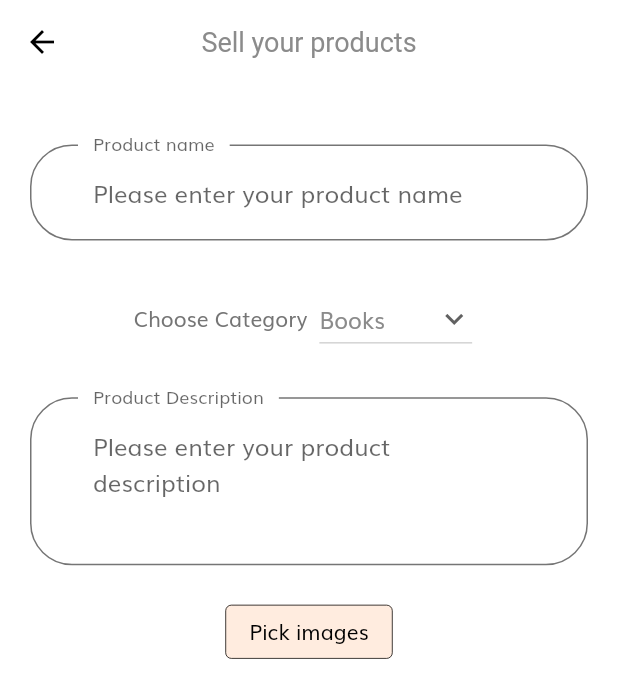
After one commit to P-1702/Campus-MarketPlace, a Flutter app: the SellPage screen opened directly, after a tap on "Pick images", on a phone screen of 412 x 824 dp. The commit adds this screen. Shown: the top 698 px of the screen. Run offline on Flutter 3.47's test engine with Material 2 defaults, Android fonts, the phone set to English and light mode, and no system bars; our stand-ins replace cloud_firestore, firebase_auth, firebase_core, flutter_svg, google_sign_in; missing offline and left inert: multi_image_picker2; accounts and stored records are empty.

Commit message:
Added seller page

```diff
--- a/lib/components/socal_card.dart
+++ b/lib/components/socal_card.dart
@@ -21,14 +21,12 @@ class SocalCard extends StatelessWidget {
       onTap: press,
       child: Container(
         padding: EdgeInsets.all(getProportionateScreenWidth(12)),
-        decoration: BoxDecoration(
-          color: kPrimaryColor,
-        ),
+        color: kPrimaryLightColor,
         child: Row(
           children: [
             Text(
               "Login With Your Bits Email",
-              style: textTheme().bodyText1,
+              style: TextStyle(color: Colors.black),
             ),
             SvgPicture.asset(icon),
           ],
--- a/lib/main.dart
+++ b/lib/main.dart
@@ -1,5 +1,6 @@
 import 'package:firebase_core/firebase_core.dart';
 import 'package:flutter/material.dart';
+import 'package:shop_app/screens/Sell%20page/Sellpage_screen.dart';
 import 'package:shop_app/screens/sign_up/sign_up_screen.dart';
 import '/routes.dart';
 
--- /dev/null
+++ b/lib/models/imagemodel.dart
@@ -0,0 +1,15 @@
+import 'dart:io';
+
+class ImageUploadModel {
+  bool isUploaded;
+  bool uploading;
+  File imageFile;
+  String imageUrl;
+
+  ImageUploadModel({
+    this.isUploaded,
+    this.uploading,
+    this.imageFile,
+    this.imageUrl,
+  });
+}
--- /dev/null
+++ b/lib/screens/Sell page/Sellpage_screen.dart
@@ -0,0 +1,165 @@
+import 'package:flutter/material.dart';
+import 'package:multi_image_picker2/multi_image_picker2.dart';
+import 'package:shop_app/constants.dart';
+import 'package:shop_app/size_config.dart';
+
+class SellPage extends StatefulWidget {
+  @override
+  _SellPageState createState() => _SellPageState();
+}
+
+class _SellPageState extends State<SellPage> {
+  String productname = "Please enter your product name";
+  String productdesc = "Please enter your product description";
+  String dropdownvalue = 'Books';
+  String category = "Others";
+  var items = ['Books', 'Furnitures', 'Sports', 'Electronics', 'Others'];
+  List<Asset> images = <Asset>[];
+  String _error = 'No Error Dectected';
+  Widget buildGridView() {
+    return GridView.count(
+      crossAxisCount: 3,
+      children: List.generate(images.length, (index) {
+        Asset asset = images[index];
+        return AssetThumb(
+          asset: asset,
+          width: 300,
+          height: 300,
+        );
+      }),
+    );
+  }
+
+  Future<void> loadAssets() async {
+    List<Asset> resultList = <Asset>[];
+    String error = 'No Error Detected';
+
+    try {
+      resultList = await MultiImagePicker.pickImages(
+        maxImages: 300,
+        enableCamera: true,
+        selectedAssets: images,
+        cupertinoOptions: CupertinoOptions(
+          takePhotoIcon: "chat",
+          doneButtonTitle: "Fatto",
+        ),
+        materialOptions: MaterialOptions(
+          actionBarColor: "#abcdef",
+          actionBarTitle: "Choose product pictures",
+          allViewTitle: "All Photos",
+          useDetailsView: false,
+          selectCircleStrokeColor: "#000000",
+        ),
+      );
+    } on Exception catch (e) {
+      error = e.toString();
+    }
+
+    // If the widget was removed from the tree while the asynchronous platform
+    // message was in flight, we want to discard the reply rather than calling
+    // setState to update our non-existent appearance.
+    if (!mounted) return;
+
+    setState(() {
+      images = resultList;
+      _error = error;
+    });
+  }
+
+  @override
+  Widget build(BuildContext context) {
+    SizeConfig().init(context);
+    return SafeArea(
+      child: Scaffold(
+        appBar: AppBar(
+          title: Text("Sell your products"),
+          centerTitle: true,
+        ),
+        // backgroundColor: kPrimaryColor,
+        body: Container(
+          padding: EdgeInsets.all(20),
+          child: Column(
+            mainAxisAlignment: MainAxisAlignment.center,
+            children: [
+              SizedBox(height: getProportionateScreenHeight(20)),
+              TextFormField(
+                onChanged: (value) => print(value),
+                onSaved: (value) {
+                  productname = value;
+                  print(productname);
+                },
+                decoration: InputDecoration(
+                  hintText: productname,
+                  labelText: "Product name",
+                ),
+              ),
+              SizedBox(height: getProportionateScreenHeight(20)),
+              Row(
+                mainAxisAlignment: MainAxisAlignment.center,
+                children: [
+                  Text("Choose Category"),
+                  Padding(
+                    padding: const EdgeInsets.all(8.0),
+                    child: DropdownButton(
+                      autofocus: true,
+                      value: dropdownvalue,
+                      icon: Icon(Icons.keyboard_arrow_down),
+                      items: items.map((String items) {
+                        return DropdownMenuItem(
+                            value: items,
+                            child: Text(
+                              items,
+                              style: TextStyle(
+                                  color: Color(0XFF8B8B8B), fontSize: 15),
+                            ));
+                      }).toList(),
+                      onChanged: (String newValue) {
+                        setState(() {
+                          dropdownvalue = newValue;
+                          category = newValue;
+                        });
+                      },
+                    ),
+                  ),
+                ],
+              ),
+              SizedBox(height: getProportionateScreenHeight(20)),
+              TextFormField(
+                onChanged: (value) => print(value),
+                onSaved: (value) {
+                  productdesc = value;
+                  print(productdesc);
+                },
+                decoration: InputDecoration(
+                  hintText: productdesc,
+                  labelText: "Product Description",
+                ),
+                minLines: 3,
+                maxLines: 12,
+              ),
+              SizedBox(height: getProportionateScreenHeight(20)),
+              ElevatedButton(
+                style: ElevatedButton.styleFrom(
+                    primary: kPrimaryLightColor,
+                    elevation: 0,
+                    side: BorderSide(
+                      width: 0.5,
+                      color: Colors.black,
+                    )),
+                child: Text(
+                  "Pick images",
+                  style: TextStyle(color: Colors.black),
+                ),
+                onPressed: loadAssets,
+              ),
+              Expanded(
+                child: buildGridView(),
+              ),
+              SizedBox(height: getProportionateScreenHeight(20)),
+            ],
+          ),
+        ),
+      ),
+    );
+  }
+}
--- a/lib/screens/sign_up/components/body.dart
+++ b/lib/screens/sign_up/components/body.dart
@@ -28,11 +28,6 @@ class Body extends StatelessWidget {
                     icon: "assets/icons/google-icon.svg",
                     press: () async {
                       signInWithGoogle(context);
-                      Navigator.of(context).pushReplacement(
-                        MaterialPageRoute(
-                          builder: (context) => HomeScreen(),
-                        ),
-                      );
                     },
                   ),
                 ),
--- a/pubspec.yaml
+++ b/pubspec.yaml
@@ -28,6 +28,7 @@ dependencies:
   firebase_auth: ^1.0.3
   cloud_firestore: ^1.0.4
   google_sign_in: ^5.0.1
+  multi_image_picker2: ^5.0.2
 
   # The following adds the Cupertino Icons font to your application.
   # Use with the CupertinoIcons class for iOS style icons.
```
Also changed, not shown: pubspec.lock, 1 other file.
